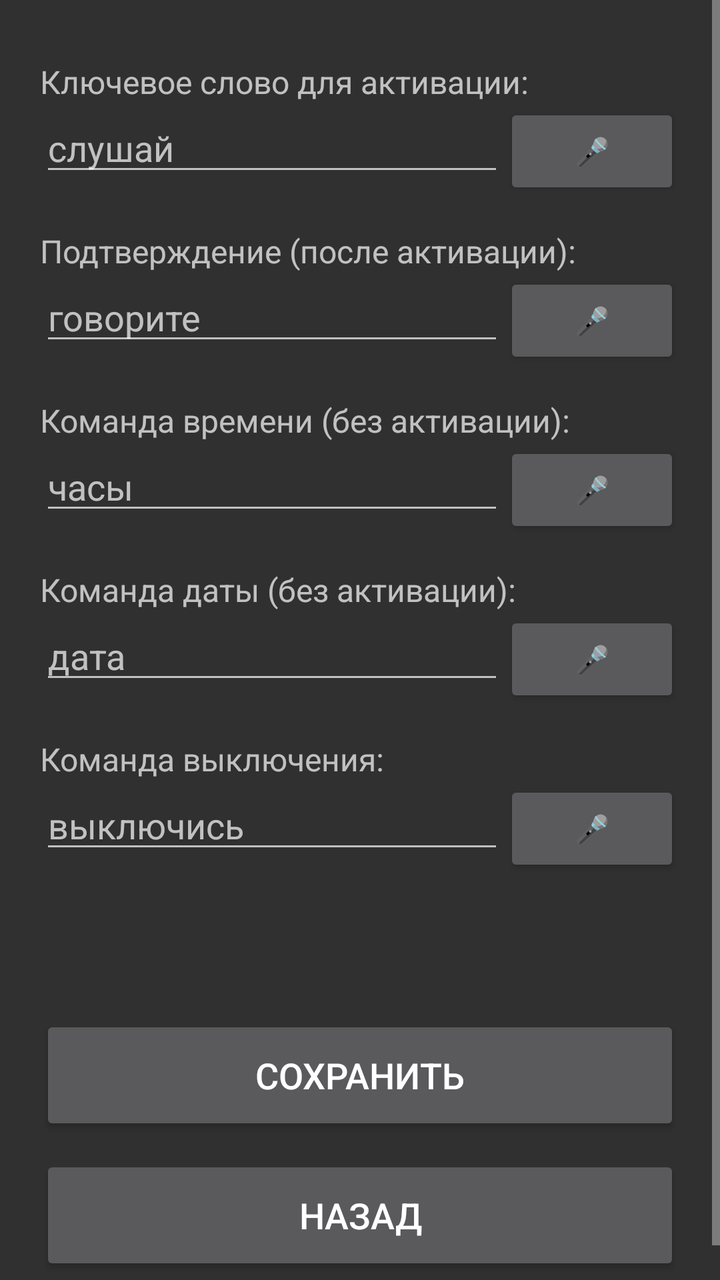
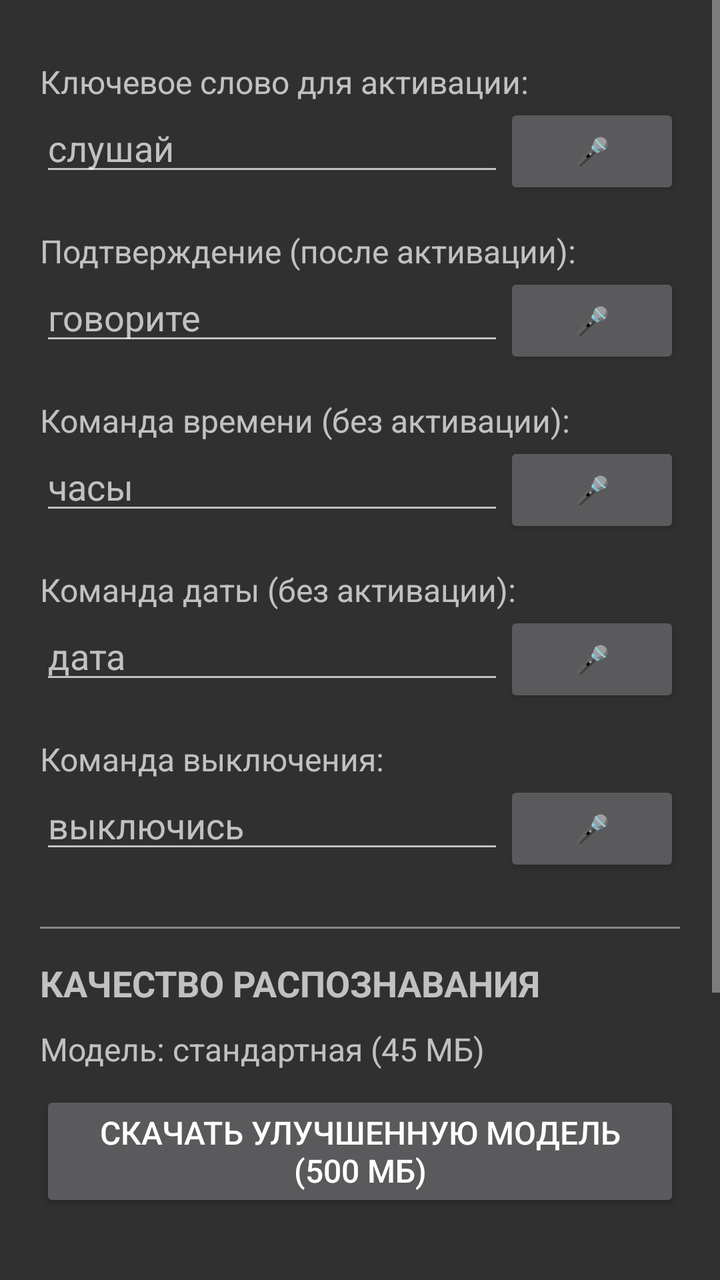

Before-and-after screenshots of an Android layout around one commit, followed by the original layout XML and the change that was made.
<!-- AndroidManifest.xml: application theme Theme.AppCompat.NoActionBar -->
<!-- res/layout/activity_settings.xml -->
<?xml version="1.0" encoding="utf-8"?>
<ScrollView xmlns:android="http://schemas.android.com/apk/res/android"
    android:layout_width="match_parent"
    android:layout_height="match_parent">

    <LinearLayout
        android:layout_width="match_parent"
        android:layout_height="wrap_content"
        android:orientation="vertical"
        android:padding="20dp">

        <TextView
            android:layout_width="match_parent"
            android:layout_height="wrap_content"
            android:text="Ключевое слово для активации:"
            android:textSize="16sp"
            android:paddingTop="10dp" />

        <LinearLayout
            android:layout_width="match_parent"
            android:layout_height="wrap_content"
            android:orientation="horizontal">

            <EditText
                android:id="@+id/editActivation"
                android:layout_width="0dp"
                android:layout_height="wrap_content"
                android:layout_weight="1"
                android:hint="слушай"
                android:textSize="18sp" />

            <Button
                android:id="@+id/btnRecordActivation"
                android:layout_width="wrap_content"
                android:layout_height="wrap_content"
                android:text="🎤" />
        </LinearLayout>

        <TextView
            android:layout_width="match_parent"
            android:layout_height="wrap_content"
            android:text="Подтверждение (после активации):"
            android:textSize="16sp"
            android:paddingTop="15dp" />

        <LinearLayout
            android:layout_width="match_parent"
            android:layout_height="wrap_content"
            android:orientation="horizontal">

            <EditText
                android:id="@+id/editConfirm"
                android:layout_width="0dp"
                android:layout_height="wrap_content"
                android:layout_weight="1"
                android:hint="говорите"
                android:textSize="18sp" />

            <Button
                android:id="@+id/btnRecordConfirm"
                android:layout_width="wrap_content"
                android:layout_height="wrap_content"
                android:text="🎤" />
        </LinearLayout>

        <TextView
            android:layout_width="match_parent"
            android:layout_height="wrap_content"
            android:text="Команда времени (без активации):"
            android:textSize="16sp"
            android:paddingTop="15dp" />

        <LinearLayout
            android:layout_width="match_parent"
            android:layout_height="wrap_content"
            android:orientation="horizontal">

            <EditText
                android:id="@+id/editTime"
                android:layout_width="0dp"
                android:layout_height="wrap_content"
                android:layout_weight="1"
                android:hint="часы"
                android:textSize="18sp" />

            <Button
                android:id="@+id/btnRecordTime"
                android:layout_width="wrap_content"
                android:layout_height="wrap_content"
                android:text="🎤" />
        </LinearLayout>

        <TextView
            android:layout_width="match_parent"
            android:layout_height="wrap_content"
            android:text="Команда даты (без активации):"
            android:textSize="16sp"
            android:paddingTop="15dp" />

        <LinearLayout
            android:layout_width="match_parent"
            android:layout_height="wrap_content"
            android:orientation="horizontal">

            <EditText
                android:id="@+id/editDate"
                android:layout_width="0dp"
                android:layout_height="wrap_content"
                android:layout_weight="1"
                android:hint="дата"
                android:textSize="18sp" />

            <Button
                android:id="@+id/btnRecordDate"
                android:layout_width="wrap_content"
                android:layout_height="wrap_content"
                android:text="🎤" />
        </LinearLayout>

        <TextView
            android:layout_width="match_parent"
            android:layout_height="wrap_content"
            android:text="Команда выключения:"
            android:textSize="16sp"
            android:paddingTop="15dp" />

        <LinearLayout
            android:layout_width="match_parent"
            android:layout_height="wrap_content"
            android:orientation="horizontal">

            <EditText
                android:id="@+id/editShutdown"
                android:layout_width="0dp"
                android:layout_height="wrap_content"
                android:layout_weight="1"
                android:hint="выключись"
                android:textSize="18sp" />

            <Button
                android:id="@+id/btnRecordShutdown"
                android:layout_width="wrap_content"
                android:layout_height="wrap_content"
                android:text="🎤" />
        </LinearLayout>

        <TextView
            android:id="@+id/statusText"
            android:layout_width="match_parent"
            android:layout_height="wrap_content"
            android:layout_marginTop="20dp"
            android:text=""
            android:textSize="18sp"
            android:textStyle="bold"
            android:textColor="#0066CC" />

        <Button
            android:id="@+id/btnSave"
            android:layout_width="match_parent"
            android:layout_height="60dp"
            android:layout_marginTop="25dp"
            android:text="СОХРАНИТЬ"
            android:textSize="18sp" />

        <Button
            android:id="@+id/btnBack"
            android:layout_width="match_parent"
            android:layout_height="60dp"
            android:layout_marginTop="10dp"
            android:text="НАЗАД"
            android:textSize="18sp" />

    </LinearLayout>
</ScrollView>
<!-- resources referenced by this layout -->
<resources>

</resources>

<!-- the commit's change to res/layout/activity_settings.xml (unified diff, before → after) -->
@@ -144,6 +144,54 @@
                 android:text="🎤" />
         </LinearLayout>
 
+        <View
+            android:layout_width="match_parent"
+            android:layout_height="1dp"
+            android:layout_marginTop="25dp"
+            android:background="#888888" />
+
+        <TextView
+            android:layout_width="match_parent"
+            android:layout_height="wrap_content"
+            android:layout_marginTop="15dp"
+            android:text="КАЧЕСТВО РАСПОЗНАВАНИЯ"
+            android:textSize="18sp"
+            android:textStyle="bold" />
+
+        <TextView
+            android:id="@+id/modelStatusText"
+            android:layout_width="match_parent"
+            android:layout_height="wrap_content"
+            android:layout_marginTop="10dp"
+            android:text="Модель: стандартная (45 МБ)"
+            android:textSize="16sp" />
+
+        <Button
+            android:id="@+id/btnDownloadLarge"
+            android:layout_width="match_parent"
+            android:layout_height="wrap_content"
+            android:layout_marginTop="10dp"
+            android:text="СКАЧАТЬ УЛУЧШЕННУЮ МОДЕЛЬ (500 МБ)"
+            android:textSize="16sp" />
+
+        <Button
+            android:id="@+id/btnToggleLarge"
+            android:layout_width="match_parent"
+            android:layout_height="wrap_content"
+            android:layout_marginTop="5dp"
+            android:text="Использовать улучшенную модель"
+            android:textSize="16sp"
+            android:visibility="gone" />
+
+        <Button
+            android:id="@+id/btnDeleteLarge"
+            android:layout_width="match_parent"
+            android:layout_height="wrap_content"
+            android:layout_marginTop="5dp"
+            android:text="УДАЛИТЬ УЛУЧШЕННУЮ МОДЕЛЬ"
+            android:textSize="16sp"
+            android:visibility="gone" />
+
         <TextView
             android:id="@+id/statusText"
             android:layout_width="match_parent"
